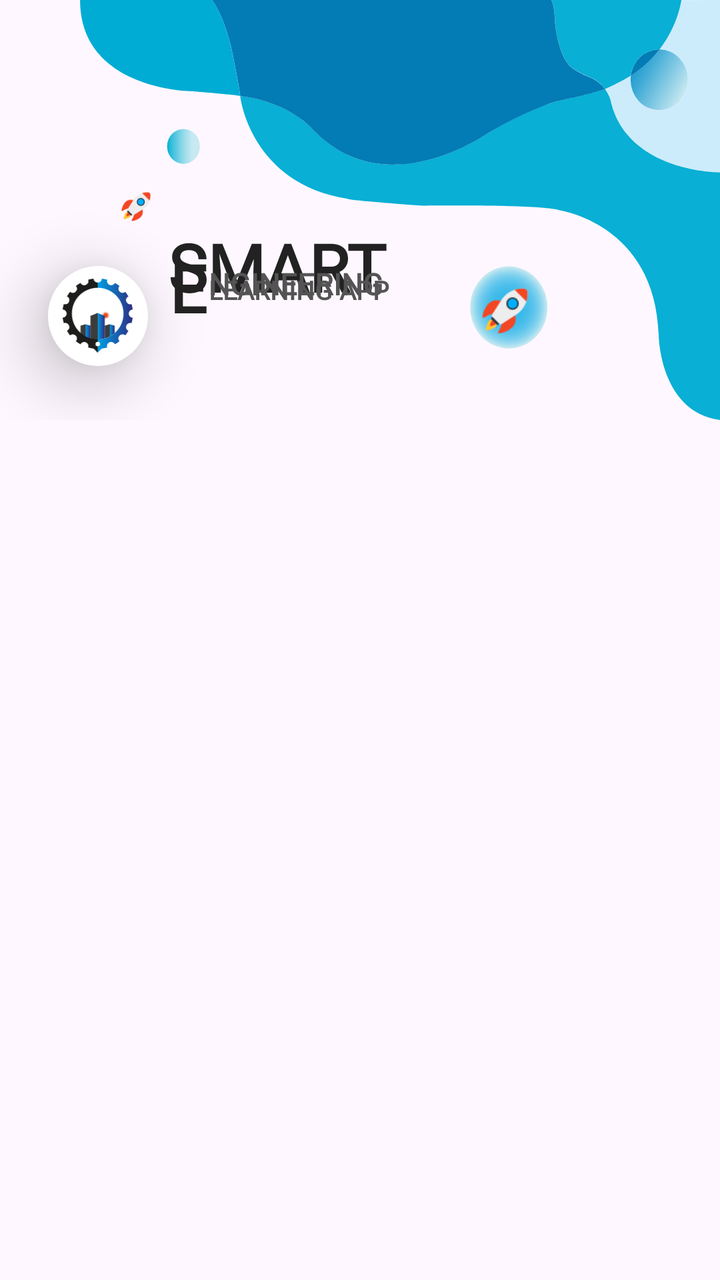
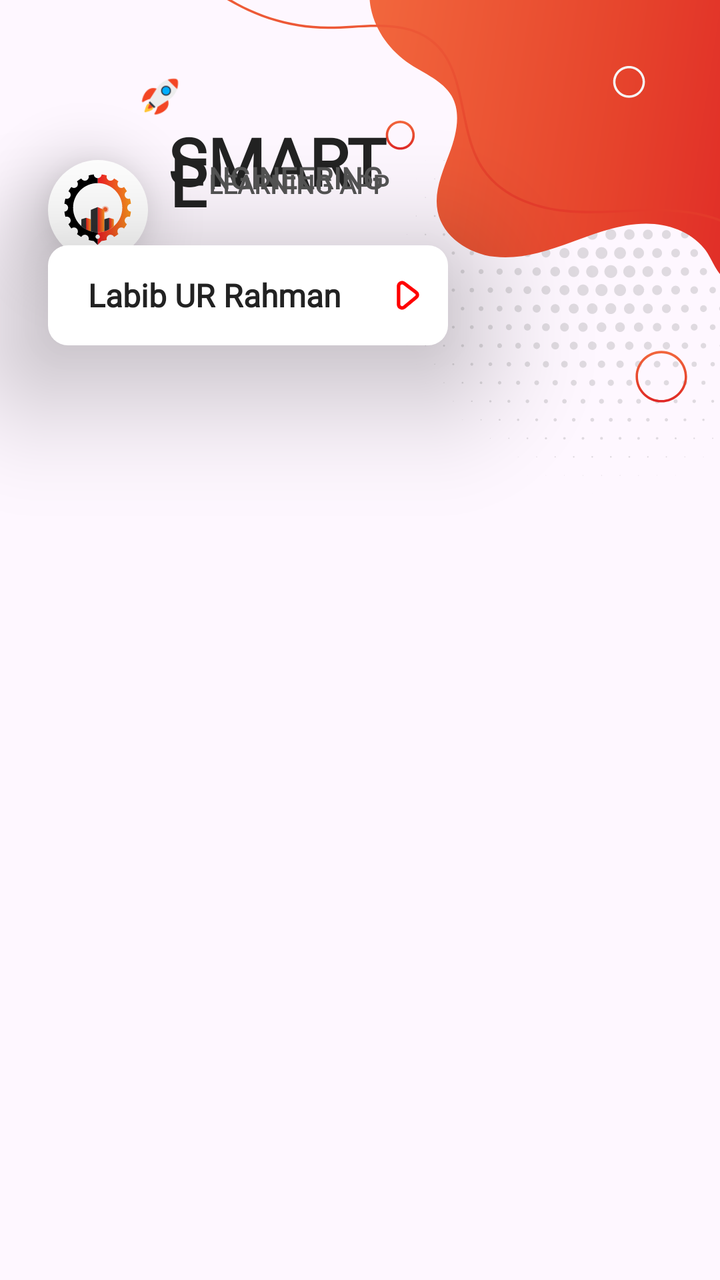

Screens rendered from an Android XML layout before and after an edit, with the pre-edit source and the edit as a unified diff.
<!-- AndroidManifest.xml: application theme Theme.SmartEngineer -->
<!-- res/layout/fragment_home.xml -->
<?xml version="1.0" encoding="utf-8"?>
<ScrollView xmlns:android="http://schemas.android.com/apk/res/android"
    xmlns:app="http://schemas.android.com/apk/res-auto"
    xmlns:tools="http://schemas.android.com/tools"
    android:layout_width="match_parent"
    android:layout_height="match_parent"
    android:scrollbars="none"
    tools:context=".fragment.HomeFragment">

    <LinearLayout
        android:layout_width="match_parent"
        android:layout_height="wrap_content"
        android:orientation="vertical">

        
        <androidx.constraintlayout.widget.ConstraintLayout
            android:layout_width="match_parent"
            android:layout_height="wrap_content"
            android:orientation="horizontal">

            <ImageView
                android:id="@+id/topHeaderImage"
                android:layout_width="320dp"
                android:layout_height="210dp"
                android:contentDescription="@string/home_page_top_background_image"
                android:scaleType="fitXY"
                android:src="@drawable/bg_home_page_top_blue"
                app:layout_constraintEnd_toEndOf="parent"
                app:layout_constraintTop_toTopOf="parent" />

            <LinearLayout
                android:id="@+id/ic_menuBtn"
                android:layout_width="50dp"
                android:layout_height="50dp"
                android:layout_marginStart="24dp"
                android:background="@drawable/circle_shadow_icon"
                android:elevation="20dp"
                android:gravity="center"
                android:orientation="horizontal"
                app:layout_constraintStart_toStartOf="parent"
                app:layout_constraintTop_toBottomOf="@+id/view">

                <ImageView
                    style="@style/dayNightLogo"
                    android:contentDescription="@string/smart_engineer_logo" />

            </LinearLayout>

            <view
                android:id="@+id/view"
                class="android.widget.ImageView"
                android:layout_width="match_parent"
                android:layout_height="133dp"
                app:layout_constraintEnd_toEndOf="parent"
                app:layout_constraintStart_toStartOf="parent"
                app:layout_constraintTop_toTopOf="parent" />

            <TextView
                android:id="@+id/tvSmart"
                android:layout_width="wrap_content"
                android:layout_height="wrap_content"
                android:layout_marginStart="10dp"
                android:layout_marginTop="-22dp"
                android:elevation="30dp"
                android:fontFamily="@font/logo_font"
                android:letterSpacing="0.0"
                android:text="@string/smart"
                android:textAllCaps="true"
                android:textColor="@color/mainContainer_HeadingText"
                android:textSize="33sp"
                android:textStyle="bold"
                app:layout_constraintStart_toEndOf="@+id/ic_menuBtn"
                app:layout_constraintTop_toTopOf="@+id/ic_menuBtn" />

            <TextView
                android:id="@+id/tvE"
                android:layout_width="wrap_content"
                android:layout_height="wrap_content"
                android:layout_marginTop="-34dp"
                android:elevation="30dp"
                android:fontFamily="@font/logo_font"
                android:letterSpacing="0.05"
                android:text="@string/e"
                android:textAllCaps="true"
                android:textColor="@color/mainContainer_HeadingText"
                android:textSize="33sp"
                android:textStyle="bold"
                app:layout_constraintStart_toStartOf="@+id/tvSmart"
                app:layout_constraintTop_toBottomOf="@+id/tvSmart" />

            <TextView
                android:id="@+id/tvEngineer"
                android:layout_width="wrap_content"
                android:layout_height="wrap_content"
                android:layout_marginTop="10dp"
                android:elevation="30dp"
                android:fontFamily="@font/logo_font"
                android:text="@string/ngineer"
                android:textAllCaps="true"
                android:textColor="@color/mainContainer_SubHeadingText"
                android:textSize="15sp"
                android:textStyle="bold"
                app:layout_constraintStart_toEndOf="@+id/tvE"
                app:layout_constraintTop_toTopOf="@+id/tvE" />

            <TextView
                android:id="@+id/textView5"
                android:layout_width="wrap_content"
                android:layout_height="wrap_content"
                android:elevation="30dp"
                android:fontFamily="@font/logo_font"
                android:text="@string/ing"
                android:textAllCaps="true"
                android:textColor="@color/mainContainer_SubHeadingText"
                android:textSize="15sp"
                android:textStyle="bold"
                app:layout_constraintStart_toEndOf="@+id/tvEngineer"
                app:layout_constraintTop_toTopOf="@+id/tvEngineer" />

            <TextView
                android:layout_width="wrap_content"
                android:layout_height="wrap_content"
                android:layout_marginBottom="12dp"
                android:elevation="30dp"
                android:fontFamily="@font/logo_font"
                android:text="@string/learning_app"
                android:textAllCaps="true"
                android:textColor="@color/mainContainer_SubHeadingText"
                android:textSize="13sp"
                android:textStyle="bold"
                app:layout_constraintBottom_toBottomOf="@+id/tvE"
                app:layout_constraintStart_toEndOf="@+id/tvE" />

            <ImageView
                android:layout_width="25dp"
                android:layout_height="25dp"
                android:layout_marginTop="10dp"
                android:layout_marginEnd="95dp"
                android:contentDescription="@string/rocket"
                android:elevation="3dp"
                android:src="@drawable/rocket"
                app:layout_constraintEnd_toEndOf="parent"
                app:layout_constraintTop_toBottomOf="@+id/view" />

            <ImageView
                android:layout_width="16dp"
                android:layout_height="16dp"
                android:layout_marginStart="60dp"
                android:contentDescription="@string/rocket"
                android:src="@drawable/rocket"
                app:layout_constraintBottom_toTopOf="@+id/tvSmart"
                app:layout_constraintStart_toStartOf="parent" />

        </androidx.constraintlayout.widget.ConstraintLayout>

        
        <LinearLayout
            android:layout_width="match_parent"
            android:layout_height="match_parent"
            android:layout_marginTop="-40dp"
            android:orientation="vertical"
            android:scrollbars="none">


            
            <androidx.recyclerview.widget.RecyclerView
                android:id="@+id/recycleFeatures"
                android:layout_width="wrap_content"
                android:layout_height="wrap_content"
                android:layout_marginEnd="27dp"
                android:layout_marginTop="25dp"
                android:gravity="center"
                android:nestedScrollingEnabled="false"
                android:orientation="horizontal"
                android:scrollbars="none"
                android:overScrollMode="never"
                tools:layoutManager="androidx.recyclerview.widget.GridLayoutManager"
                tools:listitem="@layout/item_features" />


        </LinearLayout>

        <view
            class="android.widget.ImageView"
            android:layout_width="match_parent"
            android:layout_height="133dp"
            app:layout_constraintEnd_toEndOf="parent"
            app:layout_constraintStart_toStartOf="parent"
            app:layout_constraintTop_toTopOf="parent" />

    </LinearLayout>

</ScrollView>
<!-- res/layout/item_features.xml (included above) -->
<?xml version="1.0" encoding="utf-8"?>
<androidx.constraintlayout.widget.ConstraintLayout xmlns:android="http://schemas.android.com/apk/res/android"
    xmlns:app="http://schemas.android.com/apk/res-auto"
    android:id="@+id/clickItem"
    android:layout_width="100dp"
    android:layout_height="wrap_content"
    android:layout_marginStart="18dp"
    android:layout_marginEnd="18dp"
    android:gravity="center"
    android:orientation="vertical">

    <androidx.cardview.widget.CardView
        android:id="@+id/cardView"
        android:layout_width="70dp"
        android:layout_height="70dp"
        android:layout_margin="20dp"
        android:elevation="50dp"
        android:foreground="?attr/selectableItemBackground"
        app:cardCornerRadius="100dp"
        app:layout_constraintEnd_toEndOf="parent"
        app:layout_constraintStart_toStartOf="parent"
        app:layout_constraintTop_toTopOf="parent">

        <LinearLayout
            android:id="@+id/ll_itemBG"
            android:layout_width="match_parent"
            android:layout_height="match_parent"
            android:background="@drawable/gradient_7">

            <ImageView
                android:id="@+id/itemImg"
                android:layout_width="match_parent"
                android:layout_height="match_parent"
                android:contentDescription="@string/smart_engineer_logo"
                android:padding="12dp"
                android:src="@drawable/logo_orange" />

        </LinearLayout>
    </androidx.cardview.widget.CardView>

    <TextView
        android:id="@+id/itemTitle"
        android:layout_width="wrap_content"
        android:layout_height="wrap_content"
        android:layout_marginTop="8dp"
        android:layout_marginBottom="0dp"
        android:ellipsize="end"
        android:fontFamily="@font/main_font_regular_2"
        android:lineSpacingExtra="-10dp"
        android:maxLines="2"
        android:text="@string/app_name"
        android:textAlignment="center"
        android:textColor="@color/mainContainer_HeadingText"
        android:textSize="@dimen/text_size_large"
        app:layout_constraintBottom_toBottomOf="parent"
        app:layout_constraintEnd_toEndOf="@+id/cardView"
        app:layout_constraintStart_toStartOf="@+id/cardView"
        app:layout_constraintTop_toBottomOf="@+id/cardView" />

</androidx.constraintlayout.widget.ConstraintLayout>
<!-- resources referenced by this layout -->
<resources>
  <color name="mainContainer_HeadingText">#222222</color>
  <color name="mainContainer_SubHeadingText">#545454</color>
  <dimen name="text_size_large">18sp</dimen>
  <!-- drawable bg_home_page_top_blue: vector/xml drawable (drawable, 13414 chars, omitted) -->
  <!-- drawable circle_shadow_icon (drawable) -->
  <?xml version="1.0" encoding="utf-8"?>
  <shape android:shape="oval"
      xmlns:android="http://schemas.android.com/apk/res/android">
  
      <solid android:color="@color/sideBar_Bg"/>
      <corners android:radius="20dp"/>
  
  </shape>
  <!-- drawable gradient_7 (drawable) -->
  <?xml version="1.0" encoding="utf-8"?>
  <shape xmlns:android="http://schemas.android.com/apk/res/android"
      android:shape="rectangle">
  
      <gradient
          android:endColor="#A9FFAD"
          android:startColor="#E97FFB"></gradient>
  
  </shape>
  <!-- drawable logo_orange: vector/xml drawable (drawable, 12854 chars, omitted) -->
  <!-- drawable rocket: png bitmap (drawable, 1831 bytes) -->
  <string name="app_name">Smart Engineer</string>
  <string name="e">E</string>
  <string name="home_page_top_background_image">Home Page Top Background Image</string>
  <string name="ing">ing</string>
  <string name="learning_app">Learning App</string>
  <string name="ngineer">ngineer</string>
  <string name="rocket">Rocket</string>
  <string name="smart">Smart</string>
  <string name="smart_engineer_logo">Smart Engineer Logo</string>
  <style name="dayNightLogo">
          <item name="android:layout_width">37dp</item>
          <item name="android:layout_height">37dp</item>
          <item name="android:elevation">20dp</item>
          <item name="android:src">@drawable/logo_blue</item>
      </style>
  <style name="Theme.SmartEngineer" parent="Base.Theme.SmartEngineer" />
  <color name="sideBar_Bg">#FFFFFFFF</color>
  <!-- drawable logo_blue: vector/xml drawable (drawable, 12239 chars, omitted) -->
  <style name="Base.Theme.SmartEngineer" parent="Theme.Material3.DayNight.NoActionBar">
          
          
  
          
          <item name="colorPrimary">@color/blue__LavenderBlue</item>
          <item name="colorPrimaryVariant">@color/blue__LavenderBlue</item>
          <item name="colorOnPrimary">@color/white</item>
          
          <item name="colorSecondary">@color/green__VividCyan</item>
          <item name="colorSecondaryVariant">@color/green__DarkCyan</item>
          <item name="colorOnSecondary">@color/black</item>
          
          <item name="android:statusBarColor">?attr/colorPrimaryVariant</item>
          
      </style>
  <color name="blue__LavenderBlue">#8692f7</color>
  <color name="white">#FFFFFFFF</color>
  <color name="green__VividCyan">#03DAC5</color>
  <color name="green__DarkCyan">#008B8B</color>
  <color name="black">#000000</color>
</resources>

<!-- the commit's change to res/layout/fragment_home.xml (unified diff, before → after) -->
@@ -2,193 +2,210 @@
 <ScrollView xmlns:android="http://schemas.android.com/apk/res/android"
     xmlns:app="http://schemas.android.com/apk/res-auto"
     xmlns:tools="http://schemas.android.com/tools"
+    android:id="@+id/main"
     android:layout_width="match_parent"
     android:layout_height="match_parent"
-    android:scrollbars="none"
     tools:context=".fragment.HomeFragment">
 
-    <LinearLayout
+    <androidx.constraintlayout.widget.ConstraintLayout
         android:layout_width="match_parent"
-        android:layout_height="wrap_content"
-        android:orientation="vertical">
+        android:layout_height="wrap_content">
+
+        <ImageView
+            android:id="@+id/imageView"
+            android:layout_width="match_parent"
+            android:layout_height="280dp"
+            android:layout_marginTop="-5dp"
+            android:layout_marginEnd="-5dp"
+            android:contentDescription="@string/home_page_top_background_image"
+            android:scaleType="fitEnd"
+            android:src="@drawable/bg_technology_top_red"
+            app:layout_constraintEnd_toEndOf="parent"
+            app:layout_constraintStart_toStartOf="parent"
+            app:layout_constraintTop_toTopOf="parent" />
 
         
-        <androidx.constraintlayout.widget.ConstraintLayout
+
+        <LinearLayout
+            android:id="@+id/ic_menuBtn"
+            android:layout_width="50dp"
+            android:layout_height="50dp"
+            android:layout_marginStart="24dp"
+            android:background="@drawable/circle_shadow_icon"
+            android:elevation="20dp"
+            android:gravity="center"
+            android:orientation="horizontal"
+            app:layout_constraintStart_toStartOf="parent"
+            app:layout_constraintTop_toBottomOf="@+id/view"
+            tools:targetApi="p">
+
+            <ImageView
+                android:src="@drawable/logo_orange_black"
+                style="@style/dayNightLogo"
+                android:contentDescription="@string/smart_engineer_logo" />
+
+        </LinearLayout>
+
+        <view
+            android:id="@+id/view"
+            class="android.widget.ImageView"
             android:layout_width="match_parent"
-            android:layout_height="wrap_content"
-            android:orientation="horizontal">
-
-            <ImageView
-                android:id="@+id/topHeaderImage"
-                android:layout_width="320dp"
-                android:layout_height="210dp"
-                android:contentDescription="@string/home_page_top_background_image"
-                android:scaleType="fitXY"
-                android:src="@drawable/bg_home_page_top_blue"
-                app:layout_constraintEnd_toEndOf="parent"
-                app:layout_constraintTop_toTopOf="parent" />
-
-            <LinearLayout
-                android:id="@+id/ic_menuBtn"
-                android:layout_width="50dp"
-                android:layout_height="50dp"
-                android:layout_marginStart="24dp"
-                android:background="@drawable/circle_shadow_icon"
-                android:elevation="20dp"
-                android:gravity="center"
-                android:orientation="horizontal"
-                app:layout_constraintStart_toStartOf="parent"
-                app:layout_constraintTop_toBottomOf="@+id/view">
-
-                <ImageView
-                    style="@style/dayNightLogo"
-                    android:contentDescription="@string/smart_engineer_logo" />
-
-            </LinearLayout>
-
-            <view
-                android:id="@+id/view"
-                class="android.widget.ImageView"
-                android:layout_width="match_parent"
-                android:layout_height="133dp"
-                app:layout_constraintEnd_toEndOf="parent"
-                app:layout_constraintStart_toStartOf="parent"
-                app:layout_constraintTop_toTopOf="parent" />
+            android:layout_height="80dp"
+            app:layout_constraintEnd_toEndOf="parent"
+            app:layout_constraintStart_toStartOf="parent"
+            app:layout_constraintTop_toTopOf="parent" />
+
+        <TextView
+            android:id="@+id/tvSmart"
+            android:layout_width="wrap_content"
+            android:layout_height="wrap_content"
+            android:layout_marginStart="10dp"
+            android:layout_marginTop="-22dp"
+            android:elevation="30dp"
+            android:fontFamily="@font/logo_font"
+            android:letterSpacing="0.0"
+            android:text="@string/smart"
+            android:textAllCaps="true"
+            android:textColor="@color/mainContainer_HeadingText"
+            android:textSize="33sp"
+            android:textStyle="bold"
+            app:layout_constraintStart_toEndOf="@+id/ic_menuBtn"
+            app:layout_constraintTop_toTopOf="@+id/ic_menuBtn" />
+
+        <TextView
+            android:id="@+id/tvE"
+            android:layout_width="wrap_content"
+            android:layout_height="wrap_content"
+            android:layout_marginTop="-34dp"
+            android:elevation="30dp"
+            android:fontFamily="@font/logo_font"
+            android:letterSpacing="0.05"
+            android:text="@string/e"
+            android:textAllCaps="true"
+            android:textColor="@color/mainContainer_HeadingText"
+            android:textSize="33sp"
+            android:textStyle="bold"
+            app:layout_constraintStart_toStartOf="@+id/tvSmart"
+            app:layout_constraintTop_toBottomOf="@+id/tvSmart" />
+
+        <TextView
+            android:id="@+id/tvEngineer"
+            android:layout_width="wrap_content"
+            android:layout_height="wrap_content"
+            android:layout_marginTop="10dp"
+            android:elevation="30dp"
+            android:fontFamily="@font/logo_font"
+            android:text="@string/ngineer"
+            android:textAllCaps="true"
+            android:textColor="@color/mainContainer_SubHeadingText"
+            android:textSize="15sp"
+            android:textStyle="bold"
+            app:layout_constraintStart_toEndOf="@+id/tvE"
+            app:layout_constraintTop_toTopOf="@+id/tvE" />
+
+        <TextView
+            android:layout_width="wrap_content"
+            android:layout_height="wrap_content"
+            android:elevation="30dp"
+            android:fontFamily="@font/logo_font"
+            android:text="@string/ing"
+            android:textAllCaps="true"
+            android:textColor="@color/mainContainer_SubHeadingText"
+            android:textSize="15sp"
+            android:textStyle="bold"
+            app:layout_constraintStart_toEndOf="@+id/tvEngineer"
+            app:layout_constraintTop_toTopOf="@+id/tvEngineer" />
+
+        <TextView
+            android:layout_width="wrap_content"
+            android:layout_height="wrap_content"
+            android:layout_marginBottom="12dp"
+            android:elevation="30dp"
+            android:fontFamily="@font/logo_font"
+            android:text="@string/learning_app"
+            android:textAllCaps="true"
+            android:textSize="13sp"
+            android:textStyle="bold"
+            android:textColor="@color/mainContainer_SubHeadingText"
+            app:layout_constraintBottom_toBottomOf="@+id/tvE"
+            app:layout_constraintStart_toEndOf="@+id/tvE" />
+
+        <ImageView
+            android:layout_width="20dp"
+            android:layout_height="20dp"
+            android:layout_marginStart="70dp"
+            android:contentDescription="@string/rocket"
+            android:src="@drawable/rocket"
+            app:layout_constraintBottom_toTopOf="@+id/tvSmart"
+            app:layout_constraintStart_toStartOf="parent" />
+
+        
+        <LinearLayout
+            android:id="@+id/linearLayout"
+            android:layout_width="200dp"
+            android:layout_height="50dp"
+            android:layout_marginStart="24dp"
+            android:layout_marginTop="10dp"
+            android:background="@drawable/rectangle_shadow_icon"
+            android:elevation="40dp"
+            android:gravity="center"
+            app:layout_constraintStart_toStartOf="parent"
+            app:layout_constraintTop_toBottomOf="@+id/tvE">
 
             <TextView
-                android:id="@+id/tvSmart"
-                android:layout_width="wrap_content"
-                android:layout_height="wrap_content"
-                android:layout_marginStart="10dp"
-                android:layout_marginTop="-22dp"
-                android:elevation="30dp"
-                android:fontFamily="@font/logo_font"
-                android:letterSpacing="0.0"
-                android:text="@string/smart"
-                android:textAllCaps="true"
-                android:textColor="@color/mainContainer_HeadingText"
-                android:textSize="33sp"
-                android:textStyle="bold"
-                app:layout_constraintStart_toEndOf="@+id/ic_menuBtn"
-                app:layout_constraintTop_toTopOf="@+id/ic_menuBtn" />
-
-            <TextView
-                android:id="@+id/tvE"
-                android:layout_width="wrap_content"
-                android:layout_height="wrap_content"
-                android:layout_marginTop="-34dp"
-                android:elevation="30dp"
-                android:fontFamily="@font/logo_font"
-                android:letterSpacing="0.05"
-                android:text="@string/e"
-                android:textAllCaps="true"
-                android:textColor="@color/mainContainer_HeadingText"
-                android:textSize="33sp"
-                android:textStyle="bold"
-                app:layout_constraintStart_toStartOf="@+id/tvSmart"
-                app:layout_constraintTop_toBottomOf="@+id/tvSmart" />
-
-            <TextView
-                android:id="@+id/tvEngineer"
-                android:layout_width="wrap_content"
-                android:layout_height="wrap_content"
-                android:layout_marginTop="10dp"
-                android:elevation="30dp"
-                android:fontFamily="@font/logo_font"
-                android:text="@string/ngineer"
-                android:textAllCaps="true"
-                android:textColor="@color/mainContainer_SubHeadingText"
-                android:textSize="15sp"
-                android:textStyle="bold"
-                app:layout_constraintStart_toEndOf="@+id/tvE"
-                app:layout_constraintTop_toTopOf="@+id/tvE" />
-
-            <TextView
-                android:id="@+id/textView5"
-                android:layout_width="wrap_content"
+                android:id="@+id/tvPoly"
+                android:layout_width="165dp"
                 android:layout_height="wrap_content"
                 android:elevation="30dp"
+                android:ellipsize="end"
                 android:fontFamily="@font/logo_font"
-                android:text="@string/ing"
-                android:textAllCaps="true"
-                android:textColor="@color/mainContainer_SubHeadingText"
-                android:textSize="15sp"
-                android:textStyle="bold"
-                app:layout_constraintStart_toEndOf="@+id/tvEngineer"
-                app:layout_constraintTop_toTopOf="@+id/tvEngineer" />
-
-            <TextView
-                android:layout_width="wrap_content"
+                android:textColor="@color/mainContainer_HeadingText"
+                android:maxLines="1"
+                android:paddingLeft="25dp"
+                android:text="Labib UR Rahman"
+                android:textSize="16dp"
+                android:textStyle="bold" />
+
+            <ImageView
+                android:layout_width="40dp"
                 android:layout_height="wrap_content"
-                android:layout_marginBottom="12dp"
-                android:elevation="30dp"
-                android:fontFamily="@font/logo_font"
-                android:text="@string/learning_app"
-                android:textAllCaps="true"
-                android:textColor="@color/mainContainer_SubHeadingText"
-                android:textSize="13sp"
-                android:textStyle="bold"
-                app:layout_constraintBottom_toBottomOf="@+id/tvE"
-                app:layout_constraintStart_toEndOf="@+id/tvE" />
-
-            <ImageView
-                android:layout_width="25dp"
-                android:layout_height="25dp"
-                android:layout_marginTop="10dp"
-                android:layout_marginEnd="95dp"
-                android:contentDescription="@string/rocket"
-                android:elevation="3dp"
-                android:src="@drawable/rocket"
-                app:layout_constraintEnd_toEndOf="parent"
-                app:layout_constraintTop_toBottomOf="@+id/view" />
-
-            <ImageView
-                android:layout_width="16dp"
-                android:layout_height="16dp"
-                android:layout_marginStart="60dp"
-                android:contentDescription="@string/rocket"
-                android:src="@drawable/rocket"
-                app:layout_constraintBottom_toTopOf="@+id/tvSmart"
-                app:layout_constraintStart_toStartOf="parent" />
-
-        </androidx.constraintlayout.widget.ConstraintLayout>
-
-        
-        <LinearLayout
-            android:layout_width="match_parent"
-            android:layout_height="match_parent"
-            android:layout_marginTop="-40dp"
+                android:layout_marginEnd="5dp"
+                android:src="@drawable/sort_right_svgrepo_com" />
+
+        </LinearLayout>
+
+        <androidx.constraintlayout.widget.Guideline
+            android:id="@+id/leftGuideline"
+            android:layout_width="wrap_content"
+            android:layout_height="wrap_content"
             android:orientation="vertical"
-            android:scrollbars="none">
-
-
-            
-            <androidx.recyclerview.widget.RecyclerView
-                android:id="@+id/recycleFeatures"
-                android:layout_width="wrap_content"
-                android:layout_height="wrap_content"
-                android:layout_marginEnd="27dp"
-                android:layout_marginTop="25dp"
-                android:gravity="center"
-                android:nestedScrollingEnabled="false"
-                android:orientation="horizontal"
-                android:scrollbars="none"
-                android:overScrollMode="never"
-                tools:layoutManager="androidx.recyclerview.widget.GridLayoutManager"
-                tools:listitem="@layout/item_features" />
-
-
-        </LinearLayout>
-
-        <view
-            class="android.widget.ImageView"
-            android:layout_width="match_parent"
-            android:layout_height="133dp"
-            app:layout_constraintEnd_toEndOf="parent"
-            app:layout_constraintStart_toStartOf="parent"
-            app:layout_constraintTop_toTopOf="parent" />
-
-    </LinearLayout>
+            app:layout_constraintGuide_begin="16dp" />
+
+        <androidx.constraintlayout.widget.Guideline
+            android:id="@+id/rightGuideline"
+            android:layout_width="wrap_content"
+            android:layout_height="wrap_content"
+            android:orientation="vertical"
+            app:layout_constraintGuide_end="16dp" />
+
+        <androidx.recyclerview.widget.RecyclerView
+            android:id="@+id/recycleCategory"
+            android:layout_width="0dp"
+            android:layout_height="wrap_content"
+            android:layout_marginTop="20dp"
+            android:gravity="center"
+            android:nestedScrollingEnabled="false"
+            android:orientation="horizontal"
+            android:overScrollMode="never"
+            android:scrollbars="none"
+            app:layout_constraintEnd_toStartOf="@+id/rightGuideline"
+            app:layout_constraintStart_toStartOf="parent"
+            app:layout_constraintTop_toBottomOf="@+id/linearLayout"
+            tools:layoutManager="androidx.recyclerview.widget.GridLayoutManager"
+            tools:listitem="@layout/item_features" />
+
+    </androidx.constraintlayout.widget.ConstraintLayout>
+
 
 </ScrollView>
 <!-- res/layout/item_features.xml (included above) -->
<!-- resource entries referenced after the edit -->
@@ -3,7 +3,7 @@
   <color name="mainContainer_HeadingText">#222222</color>
   <color name="mainContainer_SubHeadingText">#545454</color>
   <dimen name="text_size_large">18sp</dimen>
-  <!-- drawable bg_home_page_top_blue: vector/xml drawable (drawable, 13414 chars, omitted) -->
+  <!-- drawable bg_technology_top_red: vector/xml drawable (drawable, 128030 chars, omitted) -->
   <!-- drawable circle_shadow_icon (drawable) -->
   <?xml version="1.0" encoding="utf-8"?>
   <shape android:shape="oval"
@@ -24,7 +24,32 @@
   
   </shape>
   <!-- drawable logo_orange: vector/xml drawable (drawable, 12854 chars, omitted) -->
+  <!-- drawable logo_orange_black: vector/xml drawable (drawable, 14400 chars, omitted) -->
+  <!-- drawable rectangle_shadow_icon (drawable) -->
+  <?xml version="1.0" encoding="utf-8"?>
+  <shape android:shape="rectangle"
+      xmlns:android="http://schemas.android.com/apk/res/android">
+  
+      <solid android:color="@color/sideBar_Bg"/>
+      <corners android:radius="10dp"/>
+  
+  </shape>
   <!-- drawable rocket: png bitmap (drawable, 1831 bytes) -->
+  <!-- drawable sort_right_svgrepo_com (drawable) -->
+  <vector xmlns:android="http://schemas.android.com/apk/res/android"
+      android:width="100dp"
+      android:height="100dp"
+      android:viewportWidth="25.44"
+      android:viewportHeight="25.44">
+    <path
+        android:pathData="M11.534,8.941L15.324,11.807C15.573,11.984 15.72,12.27 15.72,12.575C15.72,12.88 15.573,13.166 15.324,13.342L11.534,16.475C11.214,16.732 10.778,16.792 10.4,16.631C10.022,16.471 9.762,16.116 9.724,15.707L9.724,9.707C9.763,9.299 10.023,8.944 10.401,8.785C10.779,8.625 11.214,8.685 11.534,8.941Z"
+        android:strokeLineJoin="round"
+        android:strokeWidth="1.104"
+        android:fillColor="#00000000"
+        android:fillType="evenOdd"
+        android:strokeColor="#ff0000"
+        android:strokeLineCap="round"/>
+  </vector>
   <string name="app_name">Smart Engineer</string>
   <string name="e">E</string>
   <string name="home_page_top_background_image">Home Page Top Background Image</string>
